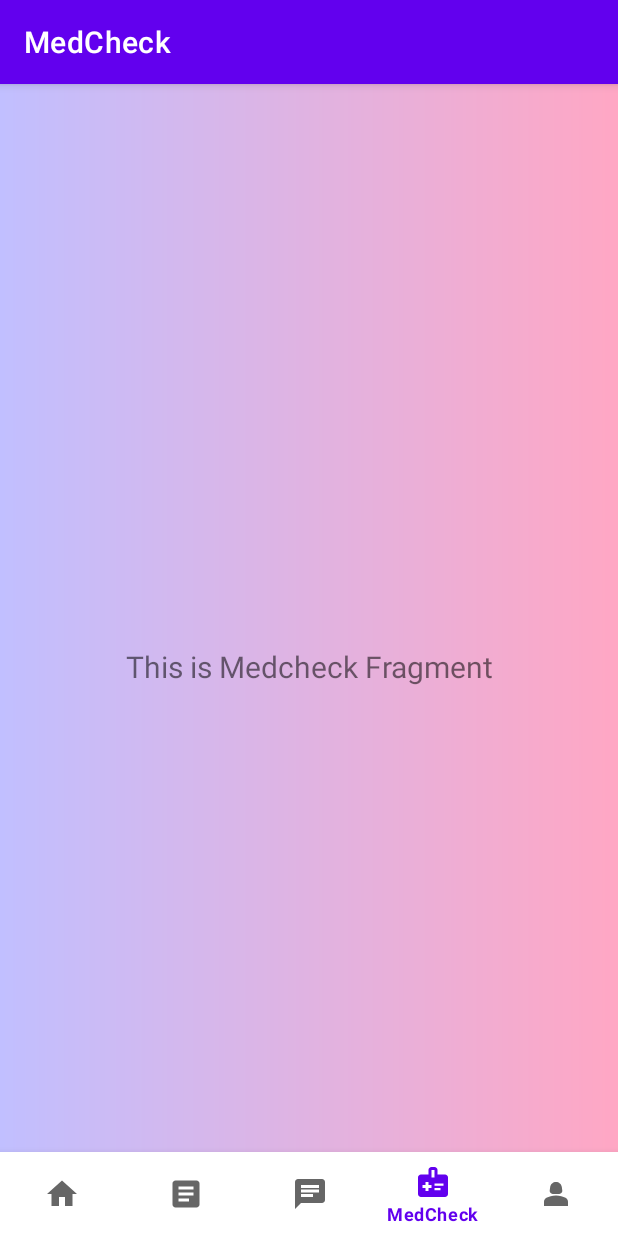
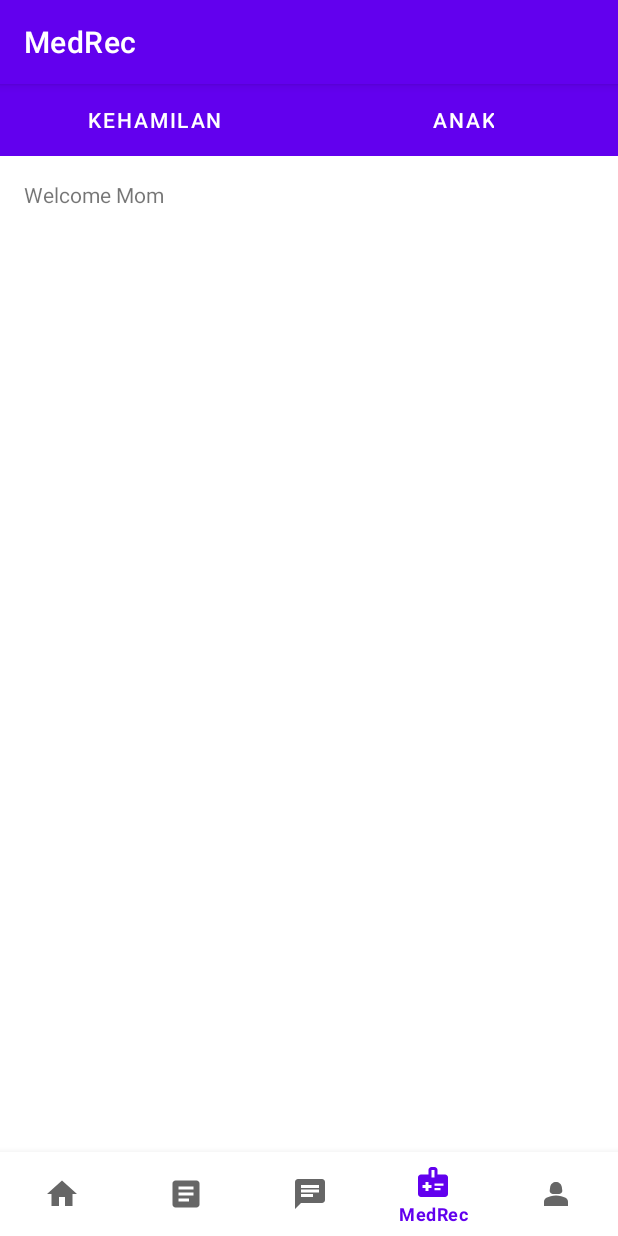
Before and after one commit to adismoyam/Gizi, an Android app: the screen it shows after launch (MainActivity), item 4 of the bottom bar chosen, on a phone screen of 412 x 824 dp. Run offline under Robolectric (Android 15) with nearby library versions, the light colour scheme and no system bars; our stand-ins replace navigation-ui.

Commit message:
memodifikasi halaman medrec

```diff
--- a/app/build.gradle.kts
+++ b/app/build.gradle.kts
@@ -98,5 +98,6 @@ dependencies {
     // gambar bulat
     implementation(libs.circleimageview)
 
-
+    // ViewPager2
+    implementation(libs.androidx.viewpager2)
 }
--- /dev/null
+++ b/app/src/main/java/com/tiuho22bangkit/gizi/KidMedrecFragment.kt
@@ -0,0 +1,59 @@
+package com.tiuho22bangkit.gizi
+
+import android.os.Bundle
+import androidx.fragment.app.Fragment
+import android.view.LayoutInflater
+import android.view.View
+import android.view.ViewGroup
+
+// TODO: Rename parameter arguments, choose names that match
+// the fragment initialization parameters, e.g. ARG_ITEM_NUMBER
+private const val ARG_PARAM1 = "param1"
+private const val ARG_PARAM2 = "param2"
+
+/**
+ * A simple [Fragment] subclass.
+ * Use the [KidMedrecFragment.newInstance] factory method to
+ * create an instance of this fragment.
+ */
+class KidMedrecFragment : Fragment() {
+    // TODO: Rename and change types of parameters
+    private var param1: String? = null
+    private var param2: String? = null
+
+    override fun onCreate(savedInstanceState: Bundle?) {
+        super.onCreate(savedInstanceState)
+        arguments?.let {
+            param1 = it.getString(ARG_PARAM1)
+            param2 = it.getString(ARG_PARAM2)
+        }
+    }
+
+    override fun onCreateView(
+        inflater: LayoutInflater, container: ViewGroup?,
+        savedInstanceState: Bundle?
+    ): View? {
+        // Inflate the layout for this fragment
+        return inflater.inflate(R.layout.fragment_kid_medrec, container, false)
+    }
+
+    companion object {
+        /**
+         * Use this factory method to create a new instance of
+         * this fragment using the provided parameters.
+         *
+         * @param param1 Parameter 1.
+         * @param param2 Parameter 2.
+         * @return A new instance of fragment KidMedRecFragment.
+         */
+        // TODO: Rename and change types and number of parameters
+        @JvmStatic
+        fun newInstance(param1: String, param2: String) =
+            KidMedrecFragment().apply {
+                arguments = Bundle().apply {
+                    putString(ARG_PARAM1, param1)
+                    putString(ARG_PARAM2, param2)
+                }
+            }
+    }
+}
--- a/app/src/main/java/com/tiuho22bangkit/gizi/MainActivity.kt
+++ b/app/src/main/java/com/tiuho22bangkit/gizi/MainActivity.kt
@@ -55,7 +55,7 @@ class MainActivity : AppCompatActivity() {
                 R.id.navigation_home,
                 R.id.navigation_article,
                 R.id.navigation_nutriai,
-                R.id.navigation_medcheck,
+                R.id.navigation_medrec,
                 R.id.navigation_profile
             )
         )
--- /dev/null
+++ b/app/src/main/java/com/tiuho22bangkit/gizi/MedrecPagerAdapter.kt
@@ -0,0 +1,16 @@
+package com.tiuho22bangkit.gizi
+
+import androidx.fragment.app.Fragment
+import androidx.viewpager2.adapter.FragmentStateAdapter
+
+class MedrecPagerAdapter(fragment: Fragment) : FragmentStateAdapter(fragment) {
+    override fun createFragment(position: Int): Fragment {
+        return when (position) {
+            0 -> MomMedrecFragment()
+            1 -> KidMedrecFragment()
+            else -> throw IllegalStateException("Invalid position: $position")
+        }
+    }
+
+    override fun getItemCount(): Int = 2
+}
--- /dev/null
+++ b/app/src/main/java/com/tiuho22bangkit/gizi/MomMedrecFragment.kt
@@ -0,0 +1,59 @@
+package com.tiuho22bangkit.gizi
+
+import android.os.Bundle
+import androidx.fragment.app.Fragment
+import android.view.LayoutInflater
+import android.view.View
+import android.view.ViewGroup
+
+// TODO: Rename parameter arguments, choose names that match
+// the fragment initialization parameters, e.g. ARG_ITEM_NUMBER
+private const val ARG_PARAM1 = "param1"
+private const val ARG_PARAM2 = "param2"
+
+/**
+ * A simple [Fragment] subclass.
+ * Use the [MomMedrecFragment.newInstance] factory method to
+ * create an instance of this fragment.
+ */
+class MomMedrecFragment : Fragment() {
+    // TODO: Rename and change types of parameters
+    private var param1: String? = null
+    private var param2: String? = null
+
+    override fun onCreate(savedInstanceState: Bundle?) {
+        super.onCreate(savedInstanceState)
+        arguments?.let {
+            param1 = it.getString(ARG_PARAM1)
+            param2 = it.getString(ARG_PARAM2)
+        }
+    }
+
+    override fun onCreateView(
+        inflater: LayoutInflater, container: ViewGroup?,
+        savedInstanceState: Bundle?
+    ): View? {
+        // Inflate the layout for this fragment
+        return inflater.inflate(R.layout.fragment_mom_medrec, container, false)
+    }
+
+    companion object {
+        /**
+         * Use this factory method to create a new instance of
+         * this fragment using the provided parameters.
+         *
+         * @param param1 Parameter 1.
+         * @param param2 Parameter 2.
+         * @return A new instance of fragment MomMedRecFragment.
+         */
+        // TODO: Rename and change types and number of parameters
+        @JvmStatic
+        fun newInstance(param1: String, param2: String) =
+            MomMedrecFragment().apply {
+                arguments = Bundle().apply {
+                    putString(ARG_PARAM1, param1)
+                    putString(ARG_PARAM2, param2)
+                }
+            }
+    }
+}
--- a/app/src/main/java/com/tiuho22bangkit/gizi/ui/medcheck/MedcheckFragment.kt
+++ /dev/null
@@ -1,46 +0,0 @@
-package com.tiuho22bangkit.gizi.ui.medcheck
-
-import androidx.fragment.app.viewModels
-import android.os.Bundle
-import androidx.fragment.app.Fragment
-import android.view.LayoutInflater
-import android.view.View
-import android.view.ViewGroup
-import android.widget.TextView
-import androidx.lifecycle.ViewModelProvider
-import com.tiuho22bangkit.gizi.R
-import com.tiuho22bangkit.gizi.databinding.FragmentMedcheckBinding
-import com.tiuho22bangkit.gizi.databinding.FragmentNutriaiBinding
-import com.tiuho22bangkit.gizi.ui.nutriai.NutriaiViewModel
-
-class MedcheckFragment : Fragment() {
-
-    private var _binding: FragmentMedcheckBinding? = null
-
-    // This property is only valid between onCreateView and
-    // onDestroyView.
-    private val binding get() = _binding!!
-
-    override fun onCreateView(
-        inflater: LayoutInflater,
-        container: ViewGroup?,
-        savedInstanceState: Bundle?
-    ): View {
-        val medcheckViewModel =
-            ViewModelProvider(this).get(MedcheckViewModel::class.java)
-
-        _binding = FragmentMedcheckBinding.inflate(inflater, container, false)
-        val root: View = binding.root
-
-        val textView: TextView = binding.textMedcheck
-        medcheckViewModel.text.observe(viewLifecycleOwner) {
-            textView.text = it
-        }
-        return root
-    }
-
-    override fun onDestroyView() {
-        super.onDestroyView()
-        _binding = null
-    }
-}
--- /dev/null
+++ b/app/src/main/java/com/tiuho22bangkit/gizi/ui/medrec/MedrecFragment.kt
@@ -0,0 +1,59 @@
+package com.tiuho22bangkit.gizi.ui.medrec
+
+import android.os.Bundle
+import androidx.fragment.app.Fragment
+import android.view.LayoutInflater
+import android.view.View
+import android.view.ViewGroup
+import android.widget.TextView
+import androidx.annotation.StringRes
+import androidx.lifecycle.ViewModelProvider
+import androidx.viewpager2.widget.ViewPager2
+import com.google.android.material.tabs.TabLayout
+import com.google.android.material.tabs.TabLayoutMediator
+import com.tiuho22bangkit.gizi.MedrecPagerAdapter
+import com.tiuho22bangkit.gizi.R
+import com.tiuho22bangkit.gizi.databinding.FragmentMedrecBinding
+
+class MedrecFragment : Fragment() {
+
+    private var _binding: FragmentMedrecBinding? = null
+
+    // This property is only valid between onCreateView and
+    // onDestroyView.
+    private val binding get() = _binding!!
+
+    override fun onCreateView(
+        inflater: LayoutInflater,
+        container: ViewGroup?,
+        savedInstanceState: Bundle?
+    ): View? {
+        // Inflate the layout for this fragment
+        return inflater.inflate(R.layout.fragment_medrec, container, false)
+    }
+
+    //    override fun onDestroyView() {
+//        super.onDestroyView()
+//        _binding = null
+//    }
+
+    override fun onViewCreated(view: View, savedInstanceState: Bundle?) {
+        super.onViewCreated(view, savedInstanceState)
+
+        val sectionsPagerAdapter = MedrecPagerAdapter(this)
+        val viewPager: ViewPager2 = view.findViewById(R.id.view_pager)
+        viewPager.adapter = sectionsPagerAdapter
+        val tabs: TabLayout = view.findViewById(R.id.tabs)
+        TabLayoutMediator(tabs, viewPager) { tab, position ->
+            tab.text = resources.getString(TAB_TITLES[position])
+        }.attach()
+    }
+
+    companion object {
+        @StringRes
+        private val TAB_TITLES = intArrayOf(
+            R.string.tab_mom_medrec,
+            R.string.tab_kid_medrec
+        )
+    }
+}
--- a/app/src/main/java/com/tiuho22bangkit/gizi/ui/medcheck/MedcheckViewModel.kt
+++ b/app/src/main/java/com/tiuho22bangkit/gizi/ui/medrec/MedrecViewModel.kt
@@ -1,13 +1,13 @@
-package com.tiuho22bangkit.gizi.ui.medcheck
+package com.tiuho22bangkit.gizi.ui.medrec
 
 import androidx.lifecycle.LiveData
 import androidx.lifecycle.MutableLiveData
 import androidx.lifecycle.ViewModel
 
-class MedcheckViewModel : ViewModel() {
+class MedrecViewModel : ViewModel() {
 
     private val _text = MutableLiveData<String>().apply {
-        value = "This is Medcheck Fragment"
+        value = "This is Medrec Fragment"
     }
     val text: LiveData<String> = _text
 }
--- /dev/null
+++ b/app/src/main/res/layout/fragment_kid_medrec.xml
@@ -0,0 +1,15 @@
+<?xml version="1.0" encoding="utf-8"?>
+<FrameLayout xmlns:android="http://schemas.android.com/apk/res/android"
+    xmlns:tools="http://schemas.android.com/tools"
+    android:layout_width="match_parent"
+    android:layout_height="match_parent"
+    tools:context=".KidMedrecFragment">
+
+    <TextView
+        android:layout_width="wrap_content"
+        android:layout_height="wrap_content"
+        android:layout_marginStart="16dp"
+        android:layout_marginTop="16dp"
+        android:text="@string/content_tab_kid" />
+
+</FrameLayout>
--- a/app/src/main/res/layout/fragment_medcheck.xml
+++ /dev/null
@@ -1,24 +0,0 @@
-<?xml version="1.0" encoding="utf-8"?>
-<androidx.constraintlayout.widget.ConstraintLayout xmlns:android="http://schemas.android.com/apk/res/android"
-    xmlns:app="http://schemas.android.com/apk/res-auto"
-    xmlns:tools="http://schemas.android.com/tools"
-    android:background="@drawable/background_gradient"
-    android:layout_width="match_parent"
-    android:layout_height="match_parent"
-    tools:context=".ui.medcheck.MedcheckFragment">
-
-    <TextView
-        android:id="@+id/text_medcheck"
-        android:layout_width="match_parent"
-        android:layout_height="wrap_content"
-        android:layout_marginStart="8dp"
-        android:layout_marginTop="8dp"
-        android:layout_marginEnd="8dp"
-        android:textAlignment="center"
-        android:textSize="20sp"
-        app:layout_constraintBottom_toBottomOf="parent"
-        app:layout_constraintEnd_toEndOf="parent"
-        app:layout_constraintStart_toStartOf="parent"
-        app:layout_constraintTop_toTopOf="parent" />
-
-</androidx.constraintlayout.widget.ConstraintLayout>
--- /dev/null
+++ b/app/src/main/res/layout/fragment_medrec.xml
@@ -0,0 +1,46 @@
+<?xml version="1.0" encoding="utf-8"?>
+<LinearLayout xmlns:android="http://schemas.android.com/apk/res/android"
+    xmlns:app="http://schemas.android.com/apk/res-auto"
+    xmlns:tools="http://schemas.android.com/tools"
+    android:layout_width="match_parent"
+    android:layout_height="match_parent"
+    android:orientation="vertical"
+    tools:context=".MainActivity">
+
+    <com.google.android.material.tabs.TabLayout
+        android:id="@+id/tabs"
+        android:layout_width="match_parent"
+        android:layout_height="wrap_content"
+        android:background="?attr/colorPrimary"
+        app:tabTextColor="@android:color/white" />
+
+    <androidx.viewpager2.widget.ViewPager2
+        android:id="@+id/view_pager"
+        android:layout_width="match_parent"
+        android:layout_height="match_parent" />
+</LinearLayout>
+
+    <!--    <?xml version="1.0" encoding="utf-8"?>-->
+    <!--<androidx.constraintlayout.widget.ConstraintLayout xmlns:android="http://schemas.android.com/apk/res/android"-->
+    <!--    xmlns:app="http://schemas.android.com/apk/res-auto"-->
+    <!--    xmlns:tools="http://schemas.android.com/tools"-->
+    <!--    android:background="@drawable/background_gradient"-->
+    <!--    android:layout_width="match_parent"-->
+    <!--    android:layout_height="match_parent"-->
+    <!--    tools:context=".ui.medrec.MedrecFragment">-->
+
+    <!--    <TextView-->
+    <!--        android:id="@+id/text_medrec"-->
+    <!--        android:layout_width="match_parent"-->
+    <!--        android:layout_height="wrap_content"-->
+    <!--        android:layout_marginStart="8dp"-->
+    <!--        android:layout_marginTop="8dp"-->
+    <!--        android:layout_marginEnd="8dp"-->
+    <!--        android:textAlignment="center"-->
+    <!--        android:textSize="20sp"-->
+    <!--        app:layout_constraintBottom_toBottomOf="parent"-->
+    <!--        app:layout_constraintEnd_toEndOf="parent"-->
+    <!--        app:layout_constraintStart_toStartOf="parent"-->
+    <!--        app:layout_constraintTop_toTopOf="parent" />-->
+
+    <!--</androidx.constraintlayout.widget.ConstraintLayout>-->
--- /dev/null
+++ b/app/src/main/res/layout/fragment_mom_medrec.xml
@@ -0,0 +1,16 @@
+<?xml version="1.0" encoding="utf-8"?>
+<FrameLayout xmlns:android="http://schemas.android.com/apk/res/android"
+    xmlns:tools="http://schemas.android.com/tools"
+    android:layout_width="match_parent"
+    android:layout_height="match_parent"
+    tools:context=".MomMedrecFragment">
+
+    <TextView
+        android:id="@+id/section_label"
+        android:layout_width="wrap_content"
+        android:layout_height="wrap_content"
+        android:layout_marginStart="16dp"
+        android:layout_marginTop="16dp"
+        android:text="@string/content_tab_mom" />
+
+</FrameLayout>
--- a/app/src/main/res/menu/bottom_nav_menu.xml
+++ b/app/src/main/res/menu/bottom_nav_menu.xml
@@ -17,9 +17,9 @@
         android:title="@string/title_nutriai" />
 
     <item
-        android:id="@+id/navigation_medcheck"
+        android:id="@+id/navigation_medrec"
         android:icon="@drawable/baseline_medical_information_24"
-        android:title="@string/title_medcheck" />
+        android:title="@string/title_medrec" />
 
     <item
         android:id="@+id/navigation_profile"
--- a/app/src/main/res/navigation/mobile_navigation.xml
+++ b/app/src/main/res/navigation/mobile_navigation.xml
@@ -80,10 +80,10 @@
         tools:layout="@layout/fragment_nutriai" />
 
     <fragment
-        android:id="@+id/navigation_medcheck"
-        android:name="com.tiuho22bangkit.gizi.ui.medcheck.MedcheckFragment"
-        android:label="@string/title_medcheck"
-        tools:layout="@layout/fragment_medcheck" />
+        android:id="@+id/navigation_medrec"
+        android:name="com.tiuho22bangkit.gizi.ui.medrec.MedrecFragment"
+        android:label="@string/title_medrec"
+        tools:layout="@layout/fragment_medrec" />
 
     <fragment
         android:id="@+id/navigation_profile"
--- a/app/src/main/res/values/strings.xml
+++ b/app/src/main/res/values/strings.xml
@@ -6,7 +6,7 @@
     <string name="title_register">Register</string>
     <string name="title_article">Article</string>
     <string name="title_nutriai">NutriAI</string>
-    <string name="title_medcheck">MedCheck</string>
+    <string name="title_medrec">MedRec</string>
     <string name="title_profile">Profile</string>
     <string name="article_description">Article Description</string>
     <string name="article_title">Article Title</string>
@@ -56,4 +56,11 @@
     <string name="have_account">Sudah Punya Akun? <b>Masuk</b> </string>
     <string name="dont_have_account">Belum Punya Akun? <b>Daftar</b> </string>
     <string name="warning_newest_data">Pastikan data yang ingin dianalisis adalah yang terbaru.</string>
+
+
+    <string name="content_tab_mom">Welcome Mom</string>
+    <string name="content_tab_kid">Welcome Kid</string>
+
+    <string name="tab_mom_medrec">Kehamilan</string>
+    <string name="tab_kid_medrec">Anak</string>
 </resources>
--- a/gradle/libs.versions.toml
+++ b/gradle/libs.versions.toml
@@ -29,6 +29,7 @@ tensorflowLite = "2.13.0"
 tensorflowLiteSupport = "0.4.4"
 tensorflowLiteMetadata = "0.4.4"
 activity = "1.9.3"
+viewpager2 = "1.1.0"
 
 [libraries]
 androidx-core-ktx = { group = "androidx.core", name = "core-ktx", version.ref = "coreKtx" }
@@ -39,6 +40,7 @@ androidx-navigation-ui-ktx-v274 = { module = "androidx.navigation:navigation-ui-
 androidx-room-compiler = { module = "androidx.room:room-compiler", version.ref = "roomCompiler" }
 androidx-room-ktx = { module = "androidx.room:room-ktx", version.ref = "roomCompiler" }
 androidx-room-runtime = { module = "androidx.room:room-runtime", version.ref = "roomCompiler" }
+androidx-viewpager2 = { module = "androidx.viewpager2:viewpager2", version.ref = "viewpager2" }
 circleimageview = { module = "de.hdodenhof:circleimageview", version.ref = "circleimageview" }
 converter-gson = { module = "com.squareup.retrofit2:converter-gson", version.ref = "retrofit" }
 glide = { module = "com.github.bumptech.glide:glide", version.ref = "glide" }
```
